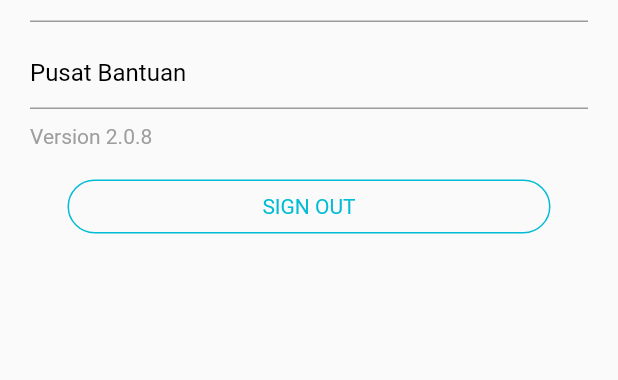
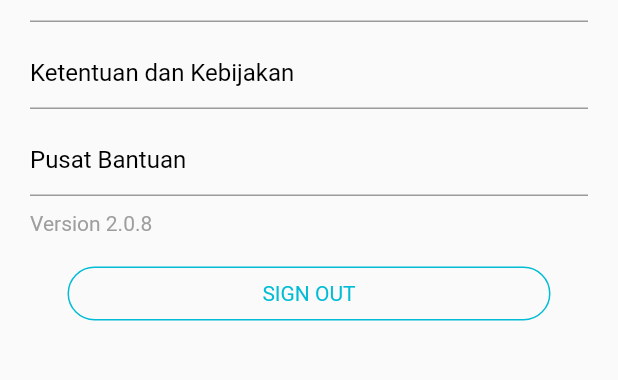
Before and after one commit to primajatnika271995/KOPBI, a Flutter app: the SettingScreen screen opened by its route, on a phone screen of 412 x 824 dp, the part 374-754 px from its top. Run offline on Flutter 3.47's test engine with Material 2 defaults, Android fonts, the phone set to English and light mode, and no system bars; our stand-ins replace cached_network_image, flushbar, flutter_masked_text, flutter_screenutil, font_awesome_flutter, gradient_app_bar and 4 more; missing offline and left inert: division, flutter_email_sender, flutter_inappwebview, flutter_mailer, flutter_webview_plugin; accounts and stored records are empty.

Commit message:
Kebijakan dan Ketentuan Page

```diff
--- a/lib/src/app.dart
+++ b/lib/src/app.dart
@@ -17,6 +17,7 @@ import 'package:kopbi/src/views/register_screen/aktivasi_page.dart';
 import 'package:kopbi/src/views/register_screen/bantuan.dart';
 import 'package:kopbi/src/views/register_screen/register_page.dart';
 import 'package:kopbi/src/views/setting_screen/informasi.dart';
+import 'package:kopbi/src/views/setting_screen/ketentuan_dan_kebijakan.dart';
 import 'package:kopbi/src/views/setting_screen/pusat_bantuan.dart';
 import 'package:kopbi/src/views/setting_screen/setting_page.dart';
 import 'package:kopbi/src/views/simpanan_screen/list_simpanan.dart';
@@ -46,6 +47,7 @@ void app() {
         '/lainnya': (context) => MoreScreen(),
         '/settings': (context) => SettingScreen(),
         '/settings-informasi': (context) => InformasiScreen(),
+        '/ketentuan-kebijakan': (context) => KetentuanKebijakanScreen(),
         '/settings-pusat-bantuan': (context) => PusatBantuanScreen(),
         '/list-simpanan': (context) => SimpananListPage(),
         '/list-pinjaman': (context) => PengajuanListPage(),
--- a/lib/src/views/setting_screen/setting_page.dart
+++ b/lib/src/views/setting_screen/setting_page.dart
@@ -99,6 +99,25 @@ class _SettingScreenState extends State<SettingScreen> {
             onTap: () {
               print('Tentang KOPBI');
               Navigator.of(context).pushNamed('/settings-informasi');
+            },
+          ),
+        ),
+        Padding(
+          padding: const EdgeInsets.only(top: 5, bottom: 5),
+          child: TextFormField(
+            readOnly: true,
+            decoration: InputDecoration(
+              hasFloatingPlaceholder: false,
+              hintText: 'Ketentuan dan Kebijakan',
+              hintStyle: TextStyle(color: Colors.black),
+              focusedBorder: UnderlineInputBorder(
+                borderSide: BorderSide(
+                  color: Colors.green,
+                ),
+              ),
+            ),
+            onTap: () {
+              Navigator.of(context).pushNamed('/ketentuan-kebijakan');
             },
           ),
         ),
```
Also changed, not shown: lib/src/views/setting_screen/ketentuan_dan_kebijakan.dart (added, +30 -0 lines).
